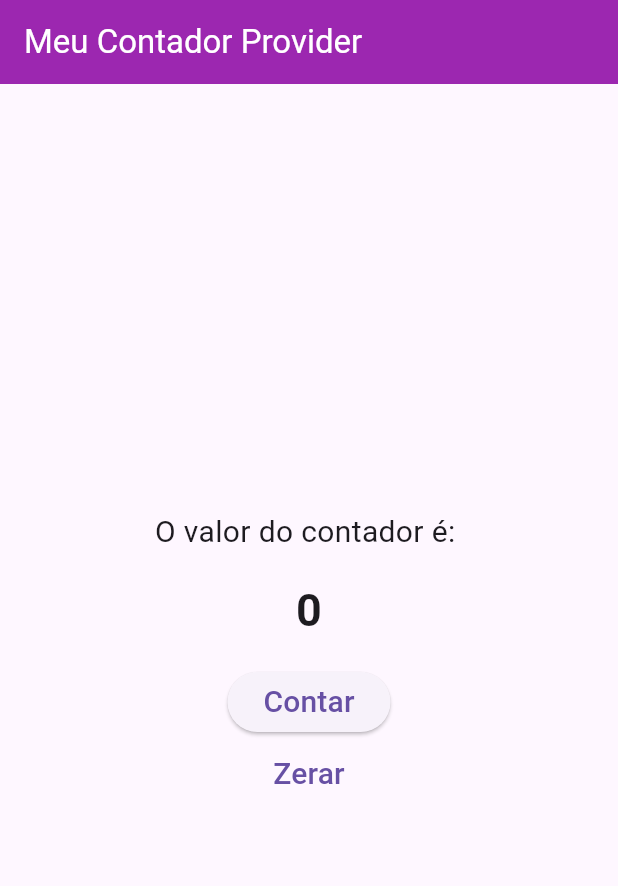
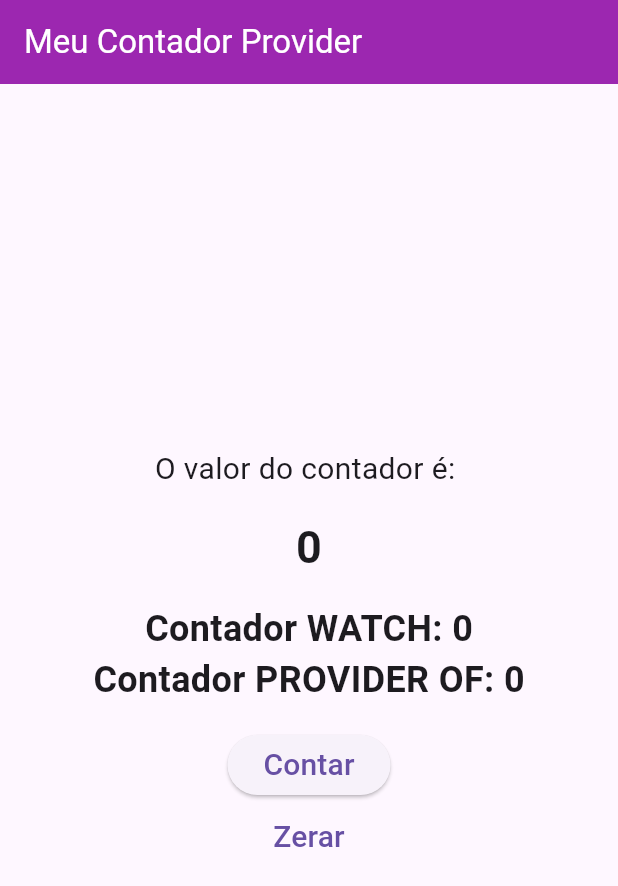
Before and after one commit to mariamandafm/DIM0524-DDM-20242-fork, a Flutter app: the screen it shows after launch, after a tap on "Contar", after a tap on "Zerar", on a phone screen of 412 x 824 dp. Shown: the top 886 px of the screen. Run offline on Flutter 3.47's test engine with Material 3 defaults, Android fonts, the light colour scheme and no system bars; our stand-ins replace go_router.

Commit message:
exemplificando outras formas

```diff
--- a/f06_carrinho_provider/lib/contador_provider/meu_contador.dart
+++ b/f06_carrinho_provider/lib/contador_provider/meu_contador.dart
@@ -39,6 +39,11 @@ class MeuContador extends StatelessWidget {
                 SizedBox(
                   height: 16,
                 ),
+                Text("Contador WATCH: ${context.watch<ContadorModel>().contador}", style: TextStyle(fontSize: 24, fontWeight: FontWeight.bold),),
+                Text("Contador PROVIDER OF: ${Provider.of<ContadorModel>(context).contador}", style: TextStyle(fontSize: 24, fontWeight: FontWeight.bold),),
+                SizedBox(
+                  height: 16,
+                ),
                 ElevatedButton(
                   onPressed: (){
                     context.read<ContadorModel>().incrementar();
@@ -50,7 +55,8 @@ class MeuContador extends StatelessWidget {
                 ),
                 TextButton(
                   onPressed: (){
-                    context.read<ContadorModel>().zerar();
+                    //context.read<ContadorModel>().zerar();
+                    Provider.of<ContadorModel>(context,listen: false).zerar();
                   },
                   child: Text(
                     "Zerar",
```
